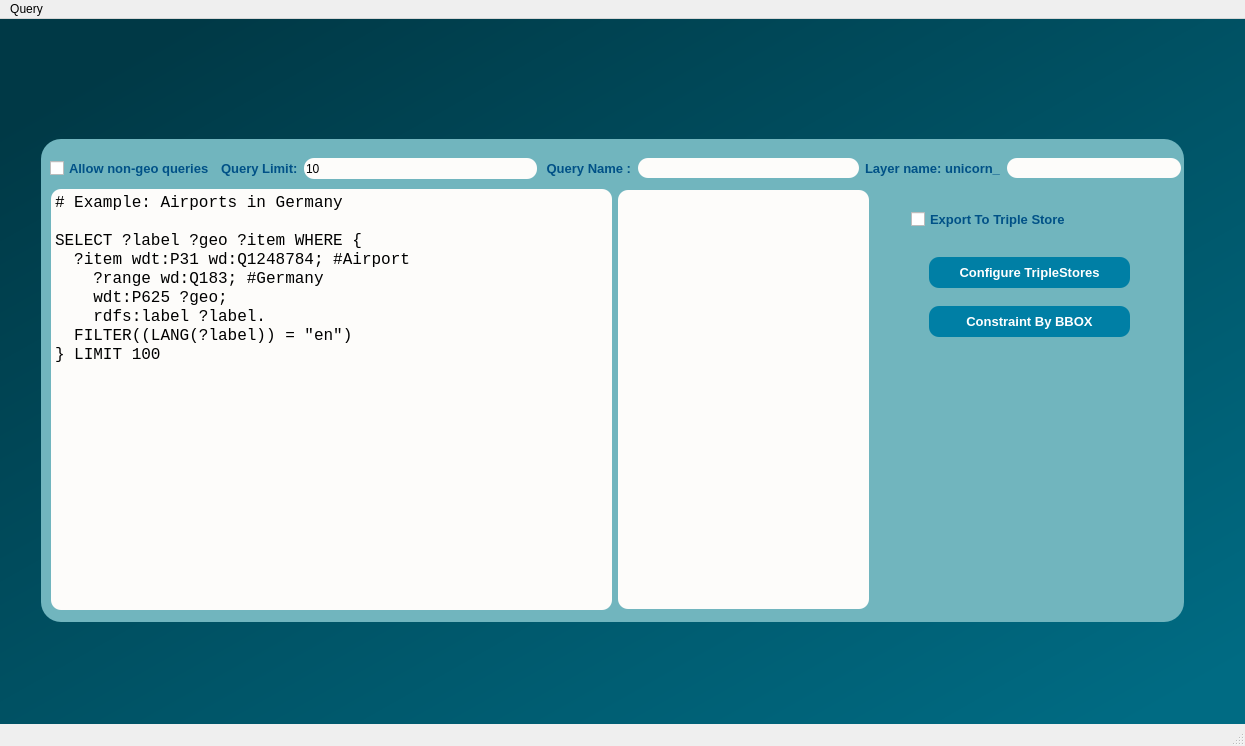
The window that dialogs/ui/sparql_unicorn_dialog_base.ui (sparqlunicorn/sparqlunicornGoesGIS) describes before a commit, drawn with Qt 5.
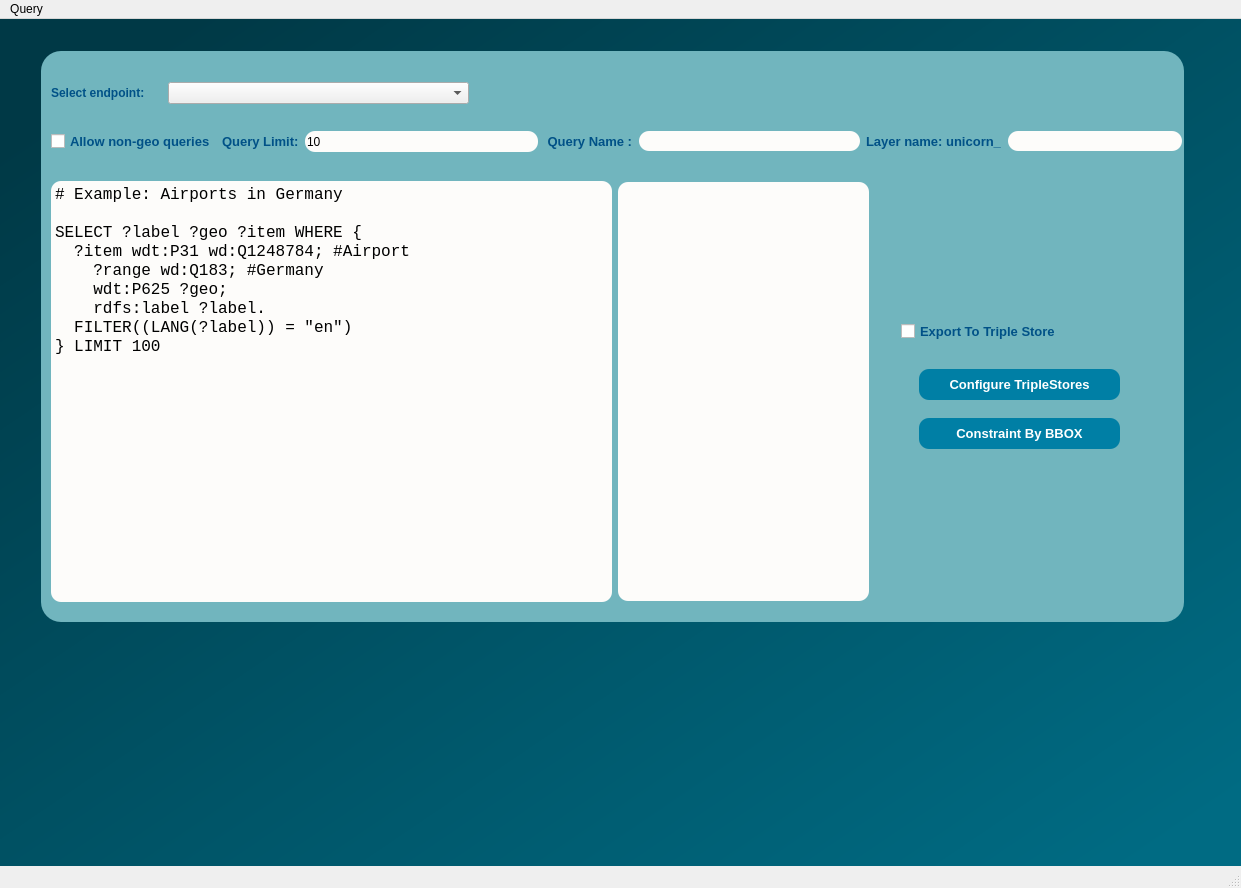
The same window after the commit.

Commit message: Configure triple store button

What changed in the file:
```diff
--- a/dialogs/ui/sparql_unicorn_dialog_base.ui
+++ b/dialogs/ui/sparql_unicorn_dialog_base.ui
@@ -6,8 +6,8 @@
    <rect>
     <x>0</x>
     <y>0</y>
-    <width>1245</width>
-    <height>746</height>
+    <width>1241</width>
+    <height>888</height>
    </rect>
   </property>
   <property name="windowTitle">
@@ -32,9 +32,9 @@
      <property name="geometry">
       <rect>
        <x>31</x>
-       <y>110</y>
+       <y>22</y>
        <width>1143</width>
-       <height>483</height>
+       <height>571</height>
       </rect>
      </property>
      <property name="minimumSize">
@@ -62,8 +62,8 @@
      <widget class="QWidget" name="Query_page_txt_inp" native="true">
       <property name="geometry">
        <rect>
-        <x>9</x>
-        <y>9</y>
+        <x>10</x>
+        <y>70</y>
         <width>1131</width>
         <height>41</height>
        </rect>
@@ -215,7 +215,7 @@
       <property name="geometry">
        <rect>
         <x>10</x>
-        <y>50</y>
+        <y>130</y>
         <width>820</width>
         <height>421</height>
        </rect>
@@ -288,8 +288,8 @@
      <widget class="QWidget" name="export_trplstore_checkbox" native="true">
       <property name="geometry">
        <rect>
-        <x>870</x>
-        <y>70</y>
+        <x>860</x>
+        <y>270</y>
         <width>237</width>
         <height>151</height>
        </rect>
@@ -400,6 +400,63 @@
        </item>
       </layout>
      </widget>
+     <widget class="QWidget" name="">
+      <property name="geometry">
+       <rect>
+        <x>10</x>
+        <y>30</y>
+        <width>420</width>
+        <height>24</height>
+       </rect>
+      </property>
+      <layout class="QHBoxLayout" name="horizontalLayout_6">
+       <item>
+        <widget class="QLabel" name="label_2">
+         <property name="minimumSize">
+          <size>
+           <width>111</width>
+           <height>20</height>
+          </size>
+         </property>
+         <property name="maximumSize">
+          <size>
+           <width>111</width>
+           <height>20</height>
+          </size>
+         </property>
+         <property name="font">
+          <font>
+           <pointsize>9</pointsize>
+           <weight>75</weight>
+           <bold>true</bold>
+          </font>
+         </property>
+         <property name="styleSheet">
+          <string notr="true">color:rgb(0, 81, 135);</string>
+         </property>
+         <property name="text">
+          <string>Select endpoint:</string>
+         </property>
+        </widget>
+       </item>
+       <item>
+        <widget class="QComboBox" name="comboBox">
+         <property name="minimumSize">
+          <size>
+           <width>301</width>
+           <height>22</height>
+          </size>
+         </property>
+         <property name="maximumSize">
+          <size>
+           <width>301</width>
+           <height>22</height>
+          </size>
+         </property>
+        </widget>
+       </item>
+      </layout>
+     </widget>
     </widget>
    </widget>
   </widget>
@@ -408,7 +465,7 @@
     <rect>
      <x>0</x>
      <y>0</y>
-     <width>1245</width>
+     <width>1241</width>
      <height>21</height>
     </rect>
    </property>
```
The commit also changes 1 other file.
